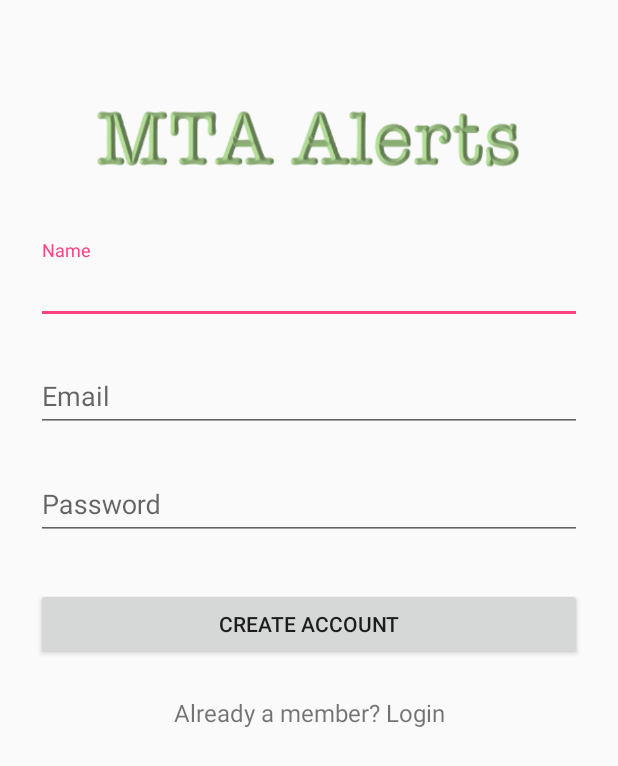
After one commit to atifhussain324/Commutr, an Android app: the layout activity_signup.xml on its own in the app's theme, with its tools: preview values and no code run, on a phone screen of 412 x 824 dp. The commit adds this screen. Shown: the top 766 px of the screen. Run offline under Robolectric (Android 15) with nearby library versions, the phone set to English and light mode, and no system bars.

Commit message:
Firebase Realtime database added, login and signup xml added, event drop added

```diff
--- a/app/src/main/AndroidManifest.xml
+++ b/app/src/main/AndroidManifest.xml
@@ -12,8 +12,8 @@
 
     <application
         android:allowBackup="true"
-        android:icon="@mipmap/mainicon"
-        android:label="@string/app_name"
+        android:icon="@mipmap/launch_icon"
+        android:label="Commutr"
         android:supportsRtl="true"
         android:theme="@style/AppTheme">
 
--- a/app/src/main/java/Modules/RouteLister.java
+++ b/app/src/main/java/Modules/RouteLister.java
@@ -50,7 +50,7 @@ public class RouteLister {
     private String createUrl() throws UnsupportedEncodingException {
         String urlOrigin = URLEncoder.encode(origin, "utf-8");
         String urlDestination = URLEncoder.encode(destination, "utf-8");
-        return DIRECTION_URL_API + "origin=" + urlOrigin + "&destination=" + urlDestination + "&mode=transit&transit_mode=subway&key=" + GOOGLE_API_KEY;
+        return DIRECTION_URL_API + "origin=" + urlOrigin + "&destination=" + urlDestination + "&mode=transit&transit_mode=subway&tempkey=" + GOOGLE_API_KEY;
     }
 
     private class DownloadRawData extends AsyncTask<String, Void, String> {
--- /dev/null
+++ b/app/src/main/res/layout/activity_signup.xml
@@ -0,0 +1,80 @@
+<?xml version="1.0" encoding="utf-8"?>
+<ScrollView
+    xmlns:android="http://schemas.android.com/apk/res/android"
+    android:layout_width="fill_parent"
+    android:layout_height="fill_parent"
+    android:fitsSystemWindows="true">
+
+    <LinearLayout
+        android:orientation="vertical"
+        android:layout_width="match_parent"
+        android:layout_height="wrap_content"
+        android:paddingTop="56dp"
+        android:paddingLeft="24dp"
+        android:paddingRight="24dp">
+
+        <ImageView android:src="@drawable/alertheaderpic"
+            android:layout_width="wrap_content"
+            android:layout_height="72dp"
+            android:layout_marginBottom="24dp"
+            android:layout_gravity="center_horizontal" />
+
+        <!--  Name Label -->
+        <android.support.design.widget.TextInputLayout
+            android:layout_width="match_parent"
+            android:layout_height="wrap_content"
+            android:layout_marginTop="8dp"
+            android:layout_marginBottom="8dp">
+            <EditText android:id="@+id/input_name"
+                android:layout_width="match_parent"
+                android:layout_height="wrap_content"
+                android:inputType="textCapWords"
+                android:hint="Name" />
+        </android.support.design.widget.TextInputLayout>
+
+        <!-- Email Label -->
+        <android.support.design.widget.TextInputLayout
+            android:layout_width="match_parent"
+            android:layout_height="wrap_content"
+            android:layout_marginTop="8dp"
+            android:layout_marginBottom="8dp">
+            <EditText android:id="@+id/input_email"
+                android:layout_width="match_parent"
+                android:layout_height="wrap_content"
+                android:inputType="textEmailAddress"
+                android:hint="Email" />
+        </android.support.design.widget.TextInputLayout>
+
+        <!-- Password Label -->
+        <android.support.design.widget.TextInputLayout
+            android:layout_width="match_parent"
+            android:layout_height="wrap_content"
+            android:layout_marginTop="8dp"
+            android:layout_marginBottom="8dp">
+            <EditText android:id="@+id/input_password"
+                android:layout_width="match_parent"
+                android:layout_height="wrap_content"
+                android:inputType="textPassword"
+                android:hint="Password"/>
+        </android.support.design.widget.TextInputLayout>
+
+        <!-- Signup Button -->
+        <android.support.v7.widget.AppCompatButton
+            android:id="@+id/btn_signup"
+            android:layout_width="fill_parent"
+            android:layout_height="wrap_content"
+            android:layout_marginTop="24dp"
+            android:layout_marginBottom="24dp"
+            android:padding="12dp"
+            android:text="Create Account"/>
+
+        <TextView android:id="@+id/link_login"
+            android:layout_width="fill_parent"
+            android:layout_height="wrap_content"
+            android:layout_marginBottom="24dp"
+            android:text="Already a member? Login"
+            android:gravity="center"
+            android:textSize="16dip"/>
+
+    </LinearLayout>
+</ScrollView>
--- a/build.gradle
+++ b/build.gradle
@@ -5,10 +5,11 @@ buildscript {
         jcenter()
     }
     dependencies {
-        classpath 'com.android.tools.build:gradle:2.2.3'
+        classpath 'com.android.tools.build:gradle:2.3.0'
 
         // NOTE: Do not place your application dependencies here; they belong
         // in the individual module build.gradle files
+        classpath 'com.google.gms:google-services:3.0.0'
     }
 }
 
```
Also changed, not shown: app/build.gradle (+10 -1 lines), app/src/main/java/com/example/atif/maps_/MapsActivity.java (+86 -45 lines), app/src/main/res/layout/activity_login.xml (added, +65 -0 lines), app/src/main/res/layout/menu_test.xml (added, +38 -0 lines), app/src/main/res/drawable/options.png (added), app/src/main/res/drawable/police.png (added), app/src/main/res/mipmap-xxhdpi/launch_icon.png (added), app/src/main/res/mipmap-xxhdpi/mainicon.png (deleted), gradle/wrapper/gradle-wrapper.properties, 1 other file.
